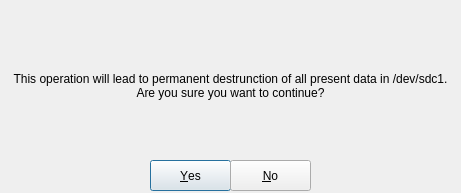
The window that zuluCrypt-gui/createvolumedialog.ui (mhogomchungu/zuluCrypt) describes before a commit, drawn with Qt 5.
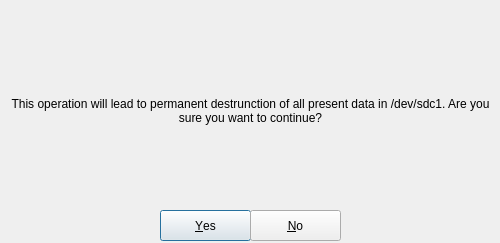
The same window after the commit.

Patch:
```diff
--- a/zuluCrypt-gui/createvolumedialog.ui
+++ b/zuluCrypt-gui/createvolumedialog.ui
@@ -9,8 +9,8 @@
    <rect>
     <x>0</x>
     <y>0</y>
-    <width>461</width>
-    <height>193</height>
+    <width>500</width>
+    <height>243</height>
    </rect>
   </property>
   <property name="windowTitle">
@@ -19,9 +19,9 @@
   <widget class="QPushButton" name="pbYes">
    <property name="geometry">
     <rect>
-     <x>150</x>
-     <y>160</y>
-     <width>81</width>
+     <x>160</x>
+     <y>210</y>
+     <width>91</width>
      <height>31</height>
     </rect>
    </property>
@@ -32,9 +32,9 @@
   <widget class="QPushButton" name="pbNo">
    <property name="geometry">
     <rect>
-     <x>230</x>
-     <y>160</y>
-     <width>81</width>
+     <x>250</x>
+     <y>210</y>
+     <width>91</width>
      <height>31</height>
     </rect>
    </property>
@@ -47,8 +47,8 @@
     <rect>
      <x>10</x>
      <y>10</y>
-     <width>441</width>
-     <height>151</height>
+     <width>481</width>
+     <height>201</height>
     </rect>
    </property>
    <property name="text">
```
Left out of the diff: 4 changed lines with no effect on the pictures.
